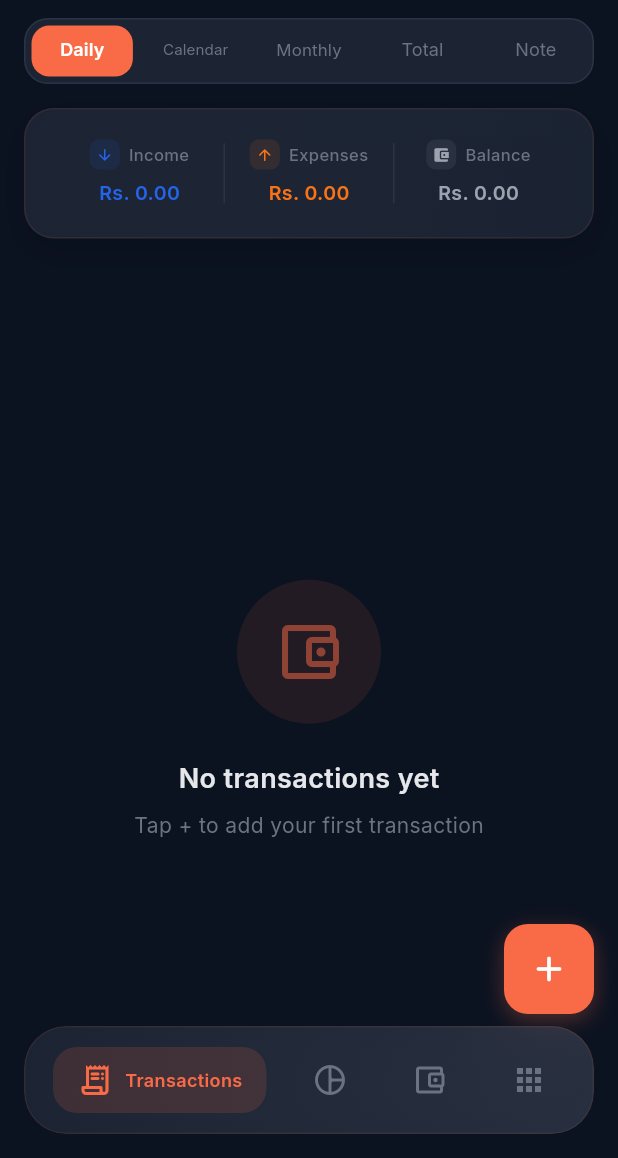
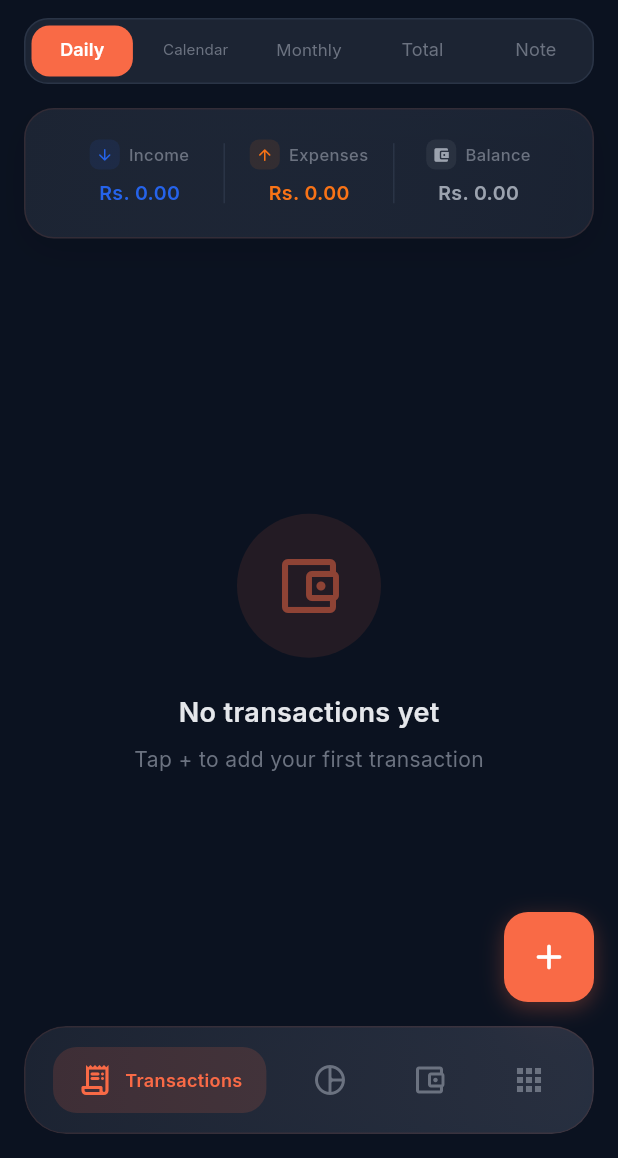
Before and after one commit to umakaranuma/moneyman, a Flutter app: the screen it shows after launch, on a phone screen of 412 x 824 dp, the part 78-1236 px from its top. Run offline on Flutter 3.47's test engine with Material 3 defaults, Android fonts, the phone set to English and light mode, and no system bars; our stand-ins replace fl_chart, flutter_local_notifications, go_router, google_fonts, hive_flutter, image_picker and 5 more; missing offline and left inert: flutter_sms_inbox; accounts and stored records are empty.

Commit message:
Refactor AddEditCategoryScreen and HomeScreen for improved code clarity
- Cleaned up whitespace and streamlined widget construction in AddEditCategoryScreen for better readability.
- Simplified the layout of the bottom navigation bar in MainNavigation by wrapping it in a SafeArea, enhancing UI consistency.
- Adjusted margin settings in HomeScreen to reduce the gap between the Floating Action Button and the navigation bar, improving visual alignment.

```diff
--- a/lib/screens/home_screen.dart
+++ b/lib/screens/home_screen.dart
@@ -506,7 +506,7 @@
     return Scaffold(
       backgroundColor: AppColors.background,
       body: SafeArea(
-        bottom: false,
+        bottom: true,
         child: FutureBuilder<List<Transaction>>(
           key: ValueKey(_refreshKey), // Force refresh when key changes
           future: _getFilteredTransactions(),
@@ -596,8 +596,11 @@
   }
 
   Widget _buildFAB() {
+    final bottomPadding = MediaQuery.of(context).padding.bottom;
+    // Reduced gap: Bottom nav bar (72px) + margin (16px) = 88px from bottom
+    // Reduced from 80 to 76 for a smaller gap between FAB and nav bar
     return Container(
-      margin: const EdgeInsets.only(bottom: 80),
+      margin: EdgeInsets.only(bottom: bottomPadding),
       child: GestureDetector(
         onTap: () async {
           final result = await context.goToAddTransaction<bool>();
--- a/lib/screens/main_navigation.dart
+++ b/lib/screens/main_navigation.dart
@@ -98,9 +98,11 @@
   }
 
   Widget _buildBottomNavBar() {
-    return Container(
-      margin: const EdgeInsets.fromLTRB(16, 0, 16, 16),
-      child: ClipRRect(
+    return SafeArea(
+      top: false,
+      child: Container(
+        margin: const EdgeInsets.fromLTRB(16, 0, 16, 16),
+        child: ClipRRect(
         borderRadius: BorderRadius.circular(28),
         child: BackdropFilter(
           filter: ImageFilter.blur(sigmaX: 20, sigmaY: 20),
@@ -142,6 +144,7 @@
             ),
           ),
         ),
+      ),
       ),
     );
   }
```
Also changed, not shown: lib/screens/add_edit_category_screen.dart (+5 -13 lines).
